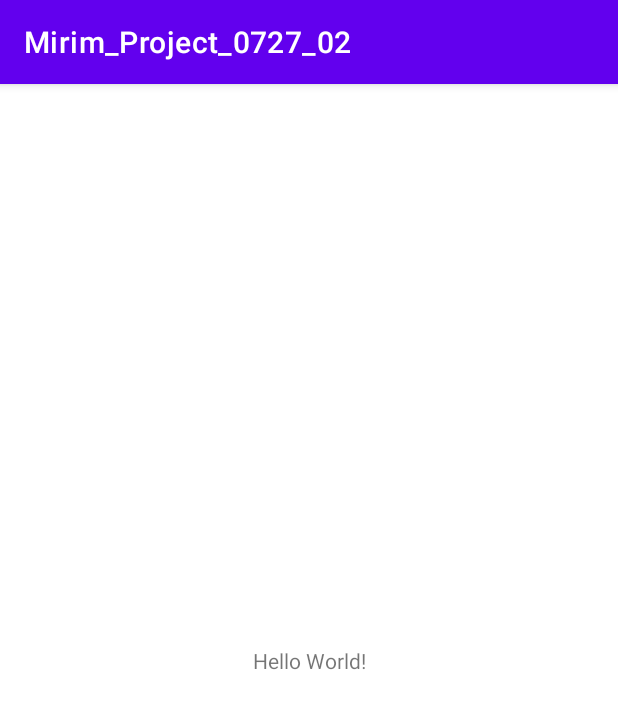
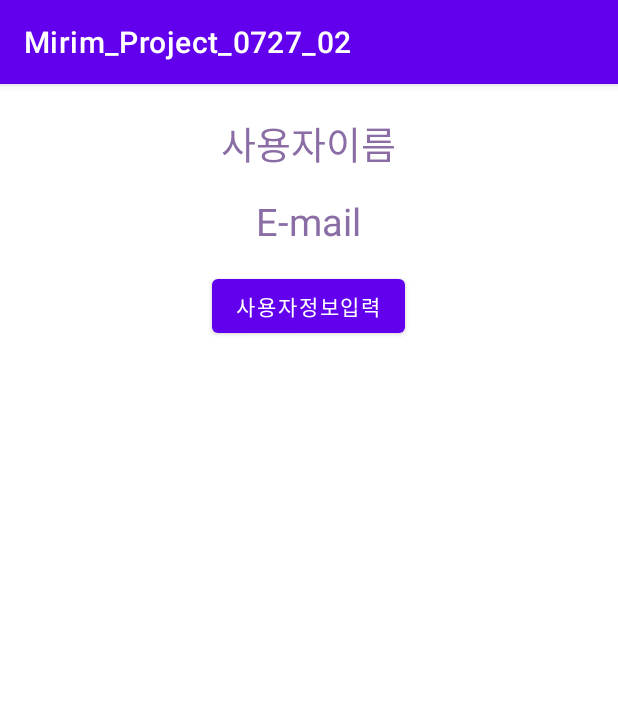
Before and after one commit to kwonha/Mirim_Project_0727_02, an Android app: the screen it shows after launch (MainActivity), on a phone screen of 412 x 824 dp. Shown: the top 709 px of the screen. Run offline under Robolectric (Android 15) with nearby library versions, the phone set to English and light mode, and no system bars.

Commit message:
위젯을 갖는 대화상자

```diff
--- a/app/src/main/java/kr/hs/emirim/s2118/mirim_project_0727_02/MainActivity.java
+++ b/app/src/main/java/kr/hs/emirim/s2118/mirim_project_0727_02/MainActivity.java
@@ -1,14 +1,64 @@
 package kr.hs.emirim.s2118.mirim_project_0727_02;
 
+import androidx.appcompat.app.AlertDialog;
 import androidx.appcompat.app.AppCompatActivity;
 
+import android.content.DialogInterface;
 import android.os.Bundle;
+import android.view.View;
+import android.widget.Button;
+import android.widget.EditText;
+import android.widget.TextView;
+import android.widget.Toast;
 
 public class MainActivity extends AppCompatActivity {
+    TextView textName, textEmail;
+    EditText dlgEditName, dlgEditEmail;
+    TextView toastText;
+    View dlgView, toastView;
 
     @Override
     protected void onCreate(Bundle savedInstanceState) {
         super.onCreate(savedInstanceState);
         setContentView(R.layout.activity_main);
+
+        textName = findViewById(R.id.text_name);
+        textEmail = findViewById(R.id.text_email);
+
+        Button btnInput = findViewById(R.id.btn_input);
+        btnInput.setOnClickListener(btnInputListener);
     }
+
+    View.OnClickListener btnInputListener = new View.OnClickListener(){
+        @Override
+        public void onClick(View view) {
+            AlertDialog.Builder dlg = new AlertDialog.Builder(MainActivity.this);
+            dlg.setIcon(R.drawable.star);
+            dlg.setTitle("사용자정보입력");
+            dlgView= View.inflate(MainActivity.this, R.layout.dialog1, null);
+            dlg.setView(dlgView);
+            dlg.setPositiveButton("확인", new DialogInterface.OnClickListener() {
+                @Override
+                public void onClick(DialogInterface dialogInterface, int i) {
+                    dlgEditName = dlgView.findViewById(R.id.edit_name);
+                    dlgEditEmail = dlgView.findViewById(R.id.edit_email);
+                    textName.setText(dlgEditName.getText().toString());
+                    textEmail.setText(dlgEditEmail.getText().toString());
+                }
+            });
+            dlg.setNegativeButton("취소", new DialogInterface.OnClickListener() {
+                @Override
+                public void onClick(DialogInterface dialogInterface, int i) {
+                    toastView= View.inflate(MainActivity.this, R.layout.toast, null);
+                    Toast t = new Toast(MainActivity.this);
+                    t.setDuration(Toast.LENGTH_LONG);
+                    toastText=toastView.findViewById(R.id.text_toast);
+                    toastText.setText("Have nice day~~");
+                    t.setView(toastView);
+                    t.show();
+                }
+            });
+            dlg.show();
+        }
+    };
 }
--- a/app/src/main/res/layout/activity_main.xml
+++ b/app/src/main/res/layout/activity_main.xml
@@ -1,18 +1,34 @@
 <?xml version="1.0" encoding="utf-8"?>
-<androidx.constraintlayout.widget.ConstraintLayout xmlns:android="http://schemas.android.com/apk/res/android"
+<LinearLayout xmlns:android="http://schemas.android.com/apk/res/android"
     xmlns:app="http://schemas.android.com/apk/res-auto"
     xmlns:tools="http://schemas.android.com/tools"
     android:layout_width="match_parent"
     android:layout_height="match_parent"
+    android:orientation="vertical"
+    android:gravity="center_horizontal"
+    android:padding="20dp"
     tools:context=".MainActivity">
-
     <TextView
+        android:id="@+id/text_name"
+        android:layout_marginBottom="15dp"
         android:layout_width="wrap_content"
         android:layout_height="wrap_content"
-        android:text="Hello World!"
-        app:layout_constraintBottom_toBottomOf="parent"
-        app:layout_constraintLeft_toLeftOf="parent"
-        app:layout_constraintRight_toRightOf="parent"
-        app:layout_constraintTop_toTopOf="parent" />
+        android:text="사용자이름"
+        android:textSize="25sp"
+        android:textColor="#8B6DA5"/>
+    <TextView
+        android:id="@+id/text_email"
+        android:layout_marginBottom="15dp"
+        android:layout_width="wrap_content"
+        android:layout_height="wrap_content"
+        android:text="E-mail"
+        android:textSize="25sp"
+        android:textColor="#8B6DA5"/>
+    <Button
+        android:id="@+id/btn_input"
+        android:layout_width="wrap_content"
+        android:layout_height="wrap_content"
+        android:text="사용자정보입력"/>
 
-</androidx.constraintlayout.widget.ConstraintLayout>
+
+</LinearLayout>
```
Also changed, not shown: app/src/main/res/layout/dialog1.xml (added, +23 -0 lines), app/src/main/res/layout/toast.xml (added, +28 -0 lines), app/src/main/res/drawable/star.png (added).
